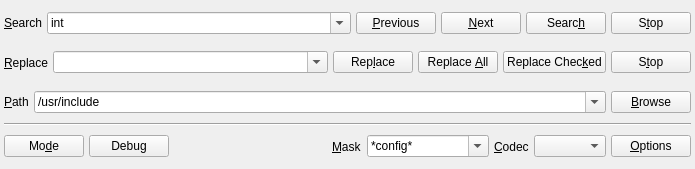
The window that v2/branches/dev/plugins/base/SearchAndReplaceV2/src/SearchWidget.ui (testmana2/mks) describes before a commit, drawn with Qt 5.
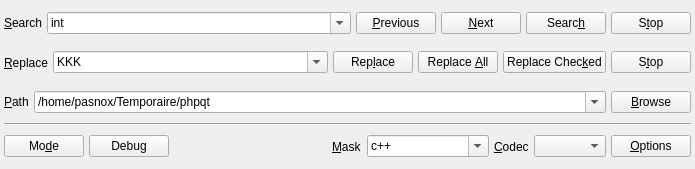
The same window after the commit. Icons and pictures are not drawn.

Commit message: Fix a bug that cause clicked occurrence to only select 3 characters of the searched text instead of the length of the searched text. Fix a crash when replacing all occurrences of a search & replace.

What changed in the file:
```diff
--- a/v2/branches/dev/plugins/base/SearchAndReplaceV2/src/SearchWidget.ui
+++ b/v2/branches/dev/plugins/base/SearchAndReplaceV2/src/SearchWidget.ui
@@ -155,6 +155,11 @@
         <property name="editable">
          <bool>true</bool>
         </property>
+        <item>
+         <property name="text">
+          <string>KKK</string>
+         </property>
+        </item>
        </widget>
       </item>
       <item>
@@ -250,7 +255,7 @@
         </property>
         <item>
          <property name="text">
-          <string>/usr/include</string>
+          <string>/home/pasnox/Temporaire/phpqt</string>
          </property>
         </item>
        </widget>
@@ -379,7 +384,7 @@
            </property>
            <item>
             <property name="text">
-             <string>*config*</string>
+             <string>c++</string>
             </property>
            </item>
           </widget>
```
The commit also changes 2 other files.
